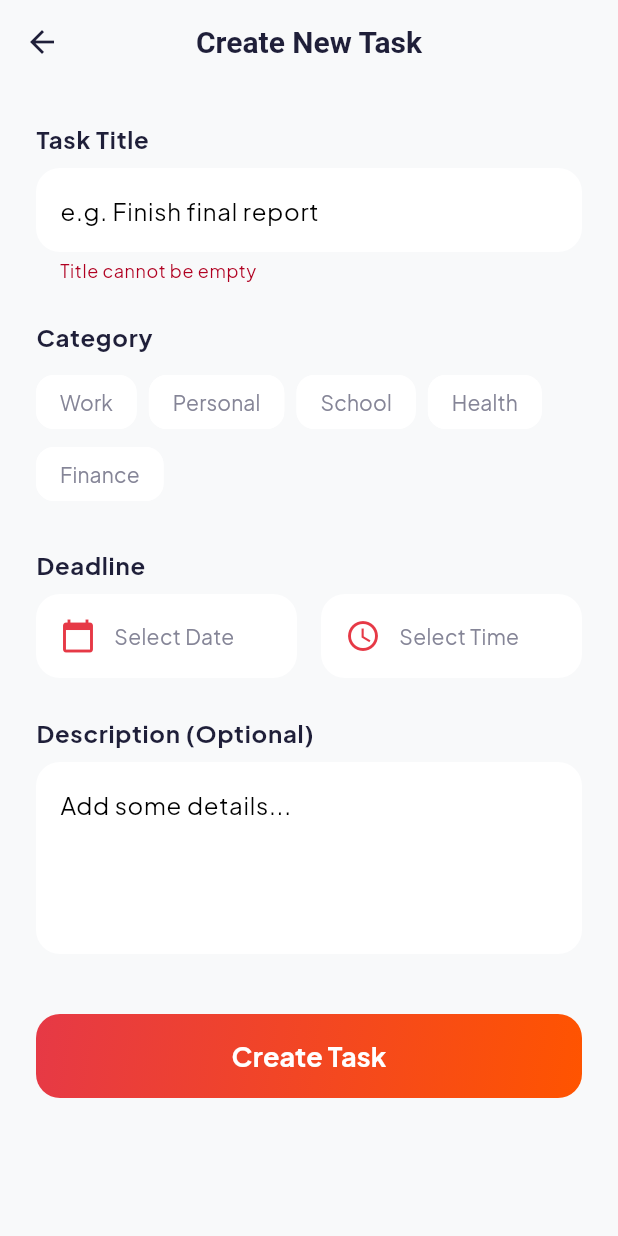
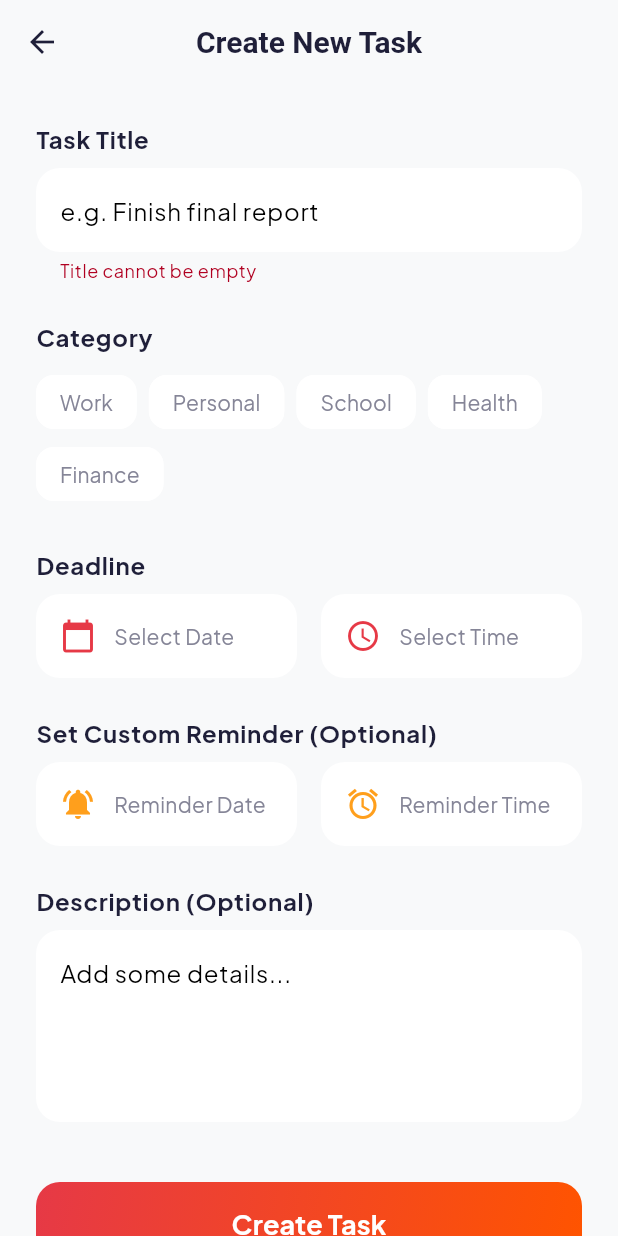
Before and after one commit to qyqystilllearning/ppb_fp_qyqy, a Flutter app: the AddEditTaskScreen screen opened directly, after a tap on "Create Task", on a phone screen of 412 x 824 dp. Run offline on Flutter 3.47's test engine with Material 3 defaults, Android fonts, the phone set to English and light mode, and no system bars; our stand-ins replace awesome_notifications, cloud_firestore, firebase_auth, firebase_core, google_fonts, isar and 1 more; accounts and stored records are empty; generated files the repository leaves out were written again; network calls fail.

Commit message:
custom reminder implementation

```diff
--- a/lib/models/todo_task.dart
+++ b/lib/models/todo_task.dart
@@ -21,6 +21,9 @@ class TodoTask {
   // When the task is due. This will be used to trigger awesome_notifications!
   DateTime? dueDate;
 
+  // The specific time the user wants to be notified (independent of dueDate)
+  DateTime? reminderDate;
+
   // Used for Drag-and-Drop ordering!
   int orderIndex = 0;
 }
--- a/lib/screens/add_edit_task_screen.dart
+++ b/lib/screens/add_edit_task_screen.dart
@@ -21,6 +21,10 @@ class _AddEditTaskScreenState extends State<AddEditTaskScreen> {
 
   DateTime? _selectedDate;
   TimeOfDay? _selectedTime;
+
+  DateTime? _reminderDate;
+  TimeOfDay? _reminderTime;
+
   String? _selectedCategory;
 
   final List<String> _categories = ['Work', 'Personal', 'School', 'Health', 'Finance'];
@@ -35,6 +39,11 @@ class _AddEditTaskScreenState extends State<AddEditTaskScreen> {
     if (widget.task?.dueDate != null) {
       _selectedDate = widget.task!.dueDate;
       _selectedTime = TimeOfDay.fromDateTime(widget.task!.dueDate!);
+    }
+
+    if (widget.task?.reminderDate != null) {
+      _reminderDate = widget.task!.reminderDate;
+      _reminderTime = TimeOfDay.fromDateTime(widget.task!.reminderDate!);
     }
   }
 
@@ -67,6 +76,28 @@ class _AddEditTaskScreenState extends State<AddEditTaskScreen> {
     }
   }
 
+  Future<void> _pickReminderDate() async {
+    final date = await showDatePicker(
+      context: context,
+      initialDate: _reminderDate ?? DateTime.now(),
+      firstDate: DateTime.now(),
+      lastDate: DateTime.now().add(const Duration(days: 365 * 5)),
+    );
+    if (date != null) {
+      setState(() => _reminderDate = date);
+    }
+  }
+
+  Future<void> _pickReminderTime() async {
+    final time = await showTimePicker(
+      context: context,
+      initialTime: _reminderTime ?? TimeOfDay.now(),
+    );
+    if (time != null) {
+      setState(() => _reminderTime = time);
+    }
+  }
+
   void _saveTask() {
     if (_formKey.currentState!.validate()) {
       DateTime? finalDueDate;
@@ -80,11 +111,23 @@ class _AddEditTaskScreenState extends State<AddEditTaskScreen> {
         );
       }
 
+      DateTime? finalReminderDate;
+      if (_reminderDate != null) {
+        finalReminderDate = DateTime(
+          _reminderDate!.year,
+          _reminderDate!.month,
+          _reminderDate!.day,
+          _reminderTime?.hour ?? 0,
+          _reminderTime?.minute ?? 0,
+        );
+      }
+
       final task = widget.task ?? TodoTask();
       task.title = _titleController.text.trim();
       task.description = _descController.text.trim();
       task.category = _selectedCategory;
       task.dueDate = finalDueDate;
+      task.reminderDate = finalReminderDate;
 
       DatabaseService.saveTask(task);
       Navigator.pop(context);
@@ -204,6 +247,62 @@ class _AddEditTaskScreenState extends State<AddEditTaskScreen> {
                 ),
                 const SizedBox(height: 24),
 
+                // Reminder Date & Time
+                Text('Set Custom Reminder (Optional)', style: Theme.of(context).textTheme.bodyLarge?.copyWith(fontWeight: FontWeight.bold)),
+                const SizedBox(height: 8),
+                Row(
+                  children: [
+                    Expanded(
+                      child: InkWell(
+                        onTap: _pickReminderDate,
+                        borderRadius: BorderRadius.circular(16),
+                        child: Container(
+                          padding: const EdgeInsets.symmetric(horizontal: 16, vertical: 16),
+                          decoration: BoxDecoration(
+                            color: Theme.of(context).cardTheme.color,
+                            borderRadius: BorderRadius.circular(16),
+                          ),
+                          child: Row(
+                            children: [
+                              const Icon(Icons.notifications_active, color: AppTheme.accentColor),
+                              const SizedBox(width: 12),
+                              Text(
+                                _reminderDate == null ? 'Reminder Date' : DateFormat('MMM d, yyyy').format(_reminderDate!),
+                                style: Theme.of(context).textTheme.bodyMedium,
+                              ),
+                            ],
+                          ),
+                        ),
+                      ),
+                    ),
+                    const SizedBox(width: 16),
+                    Expanded(
+                      child: InkWell(
+                        onTap: _pickReminderTime,
+                        borderRadius: BorderRadius.circular(16),
+                        child: Container(
+                          padding: const EdgeInsets.symmetric(horizontal: 16, vertical: 16),
+                          decoration: BoxDecoration(
+                            color: Theme.of(context).cardTheme.color,
+                            borderRadius: BorderRadius.circular(16),
+                          ),
+                          child: Row(
+                            children: [
+                              const Icon(Icons.alarm, color: AppTheme.accentColor),
+                              const SizedBox(width: 12),
+                              Text(
+                                _reminderTime == null ? 'Reminder Time' : _reminderTime!.format(context),
+                                style: Theme.of(context).textTheme.bodyMedium,
+                              ),
+                            ],
+                          ),
+                        ),
+                      ),
+                    ),
+                  ],
+                ),
+                const SizedBox(height: 24),
+
                 // Description Field
                 Text('Description (Optional)', style: Theme.of(context).textTheme.bodyLarge?.copyWith(fontWeight: FontWeight.bold)),
                 const SizedBox(height: 8),
--- a/lib/services/database_service.dart
+++ b/lib/services/database_service.dart
@@ -24,17 +24,17 @@ class DatabaseService {
     });
 
     // 2. Schedule or Cancel Notification
-    if (task.dueDate != null && task.dueDate!.isAfter(DateTime.now()) && !task.isCompleted) {
+    if (task.reminderDate != null && task.reminderDate!.isAfter(DateTime.now()) && !task.isCompleted) {
       AwesomeNotifications().createNotification(
         content: NotificationContent(
           id: task.id,
           channelKey: 'task_reminders',
-          title: 'Task Due: ${task.title}',
+          title: 'Reminder: ${task.title}',
           body: task.description?.isNotEmpty == true ? task.description : 'Don\'t forget to complete your task!',
           notificationLayout: NotificationLayout.Default,
         ),
         schedule: NotificationCalendar.fromDate(
-          date: task.dueDate!,
+          date: task.reminderDate!,
           preciseAlarm: true,
           allowWhileIdle: true,
         ),
@@ -58,6 +58,7 @@ class DatabaseService {
           'isCompleted': task.isCompleted,
           'category': task.category,
           'dueDate': task.dueDate?.toIso8601String(),
+          'reminderDate': task.reminderDate?.toIso8601String(),
           'orderIndex': task.orderIndex,
         });
         debugPrint('☁️ BACKEND LOG: Task "${task.title}" successfully synced to Firebase Cloud!');
@@ -172,19 +173,22 @@ class DatabaseService {
 
           if (data['dueDate'] != null) {
             task.dueDate = DateTime.parse(data['dueDate']);
+          }
+          if (data['reminderDate'] != null) {
+            task.reminderDate = DateTime.parse(data['reminderDate']);
 
             // Re-schedule notifications for downloaded tasks
-            if (task.dueDate!.isAfter(DateTime.now()) && !task.isCompleted) {
+            if (task.reminderDate!.isAfter(DateTime.now()) && !task.isCompleted) {
               AwesomeNotifications().createNotification(
                 content: NotificationContent(
                   id: task.id,
                   channelKey: 'task_reminders',
-                  title: 'Task Due: ${task.title}',
+                  title: 'Reminder: ${task.title}',
                   body: task.description?.isNotEmpty == true ? task.description : 'Don\'t forget to complete your task!',
                   notificationLayout: NotificationLayout.Default,
                 ),
                 schedule: NotificationCalendar.fromDate(
-                  date: task.dueDate!,
+                  date: task.reminderDate!,
                   preciseAlarm: true,
                   allowWhileIdle: true,
                 ),
```
Also changed, not shown: lib/models/todo_task.g.dart.
